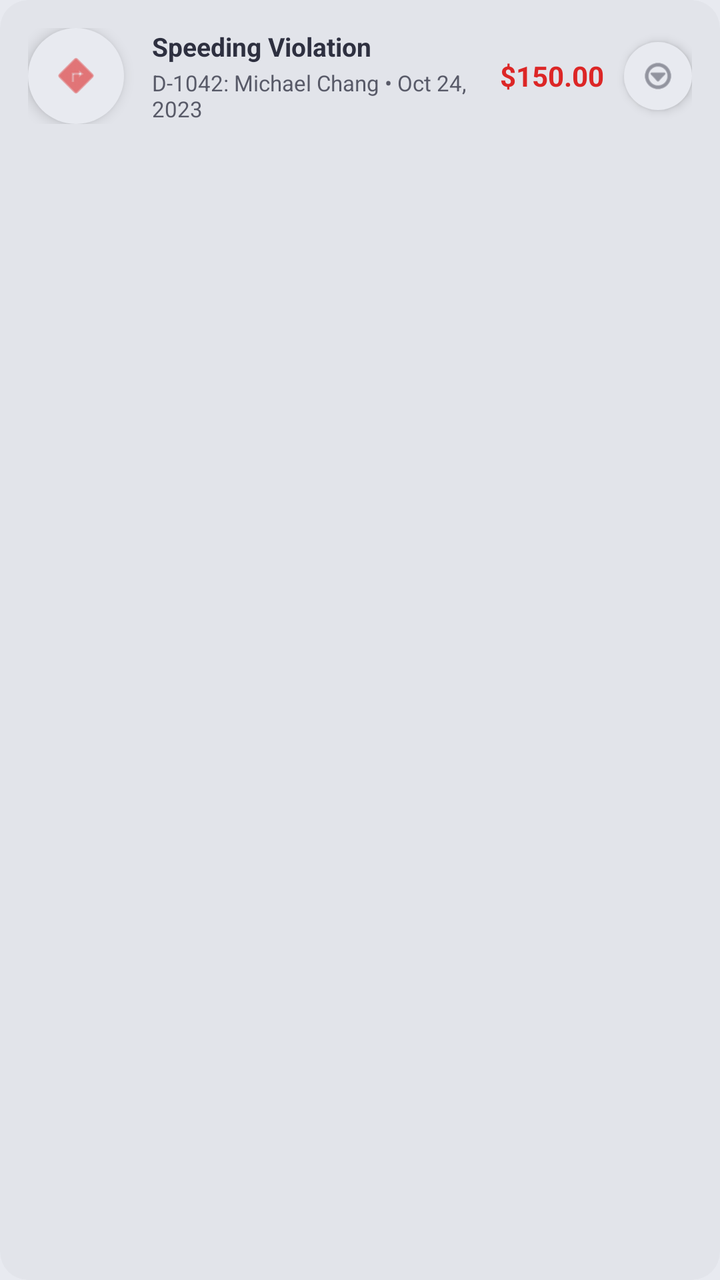
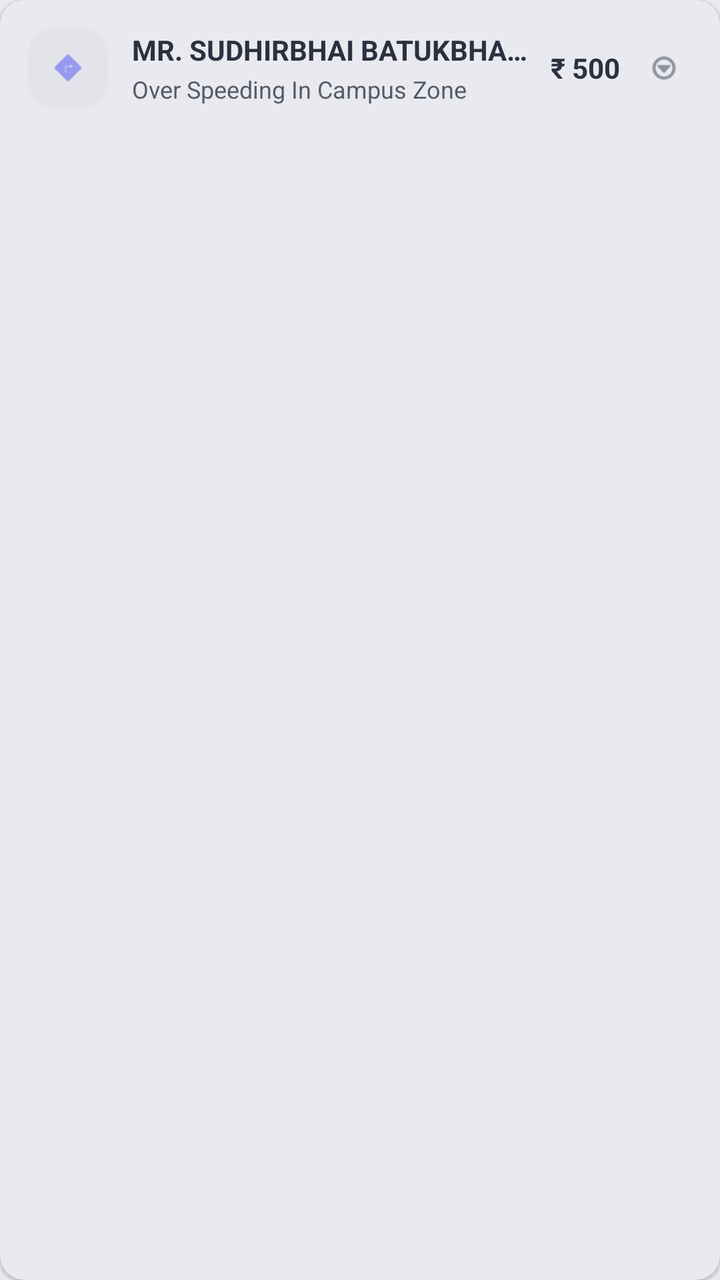

Two renders of the same Android screen: before a commit and after it. Below are the layout's source before the change and the commit's diff.
<!-- AndroidManifest.xml: application theme Theme.TransbuddyApp -->
<!-- res/layout/item_penalty.xml -->
<?xml version="1.0" encoding="utf-8"?>
<androidx.cardview.widget.CardView xmlns:android="http://schemas.android.com/apk/res/android"
    xmlns:app="http://schemas.android.com/apk/res-auto"
    android:layout_width="match_parent"
    android:layout_height="wrap_content"
    android:layout_marginBottom="12dp"
    app:cardBackgroundColor="@color/surface_container"
    app:cardCornerRadius="14dp"
    app:cardElevation="0dp">

    <LinearLayout
        android:layout_width="match_parent"
        android:layout_height="wrap_content"
        android:orientation="horizontal"
        android:gravity="center_vertical"
        android:padding="14dp">

        
        <FrameLayout
            android:id="@+id/penaltyIconContainer"
            android:layout_width="48dp"
            android:layout_height="48dp"
            android:background="@drawable/bg_neo_raised_circle"
            android:layout_marginEnd="14dp"
            android:elevation="4dp">

            <ImageView
                android:id="@+id/ivPenaltyIcon"
                android:layout_width="26dp"
                android:layout_height="26dp"
                android:layout_gravity="center"
                android:src="@android:drawable/ic_menu_directions"
                app:tint="@color/error" />
        </FrameLayout>

        
        <LinearLayout
            android:layout_width="0dp"
            android:layout_height="wrap_content"
            android:layout_weight="1"
            android:orientation="vertical">

            <TextView
                android:id="@+id/tvPenaltyTitle"
                android:layout_width="wrap_content"
                android:layout_height="wrap_content"
                android:text="Speeding Violation"
                android:textColor="@color/on_surface"
                android:textSize="13sp"
                android:textStyle="bold" />

            <TextView
                android:id="@+id/tvPenaltyDriver"
                android:layout_width="wrap_content"
                android:layout_height="wrap_content"
                android:text="D-1042: Michael Chang • Oct 24, 2023"
                android:textColor="@color/on_surface_variant"
                android:textSize="11sp"
                android:layout_marginTop="2dp" />
        </LinearLayout>

        
        <TextView
            android:id="@+id/tvPenaltyAmount"
            android:layout_width="wrap_content"
            android:layout_height="wrap_content"
            android:text="$150.00"
            android:textColor="@color/error"
            android:textSize="14sp"
            android:textStyle="bold"
            android:layout_marginEnd="10dp" />

        
        <FrameLayout
            android:id="@+id/btnPenaltyMore"
            android:layout_width="34dp"
            android:layout_height="34dp"
            android:background="@drawable/bg_neo_raised_circle"
            android:elevation="3dp"
            android:foreground="?attr/selectableItemBackgroundBorderless">

            <ImageView
                android:layout_width="18dp"
                android:layout_height="18dp"
                android:layout_gravity="center"
                android:src="@android:drawable/ic_menu_more"
                app:tint="@color/on_surface_variant" />
        </FrameLayout>
    </LinearLayout>
</androidx.cardview.widget.CardView>
<!-- resources referenced by this layout -->
<resources>
  <color name="error">#dc2626</color>
  <color name="on_surface">#2e3040</color>
  <color name="on_surface_variant">#585a68</color>
  <color name="surface_container">#e2e4ea</color>
  <!-- drawable bg_neo_raised_circle (drawable) -->
  <?xml version="1.0" encoding="utf-8"?>
  <shape xmlns:android="http://schemas.android.com/apk/res/android"
      android:shape="oval">
      <solid android:color="@color/surface" />
  </shape>
  <style name="Theme.TransbuddyApp" parent="Base.Theme.TransbuddyApp" />
  <color name="surface">#e8eaf0</color>
  <style name="Base.Theme.TransbuddyApp" parent="Theme.Material3.Light.NoActionBar">
          
          <item name="colorPrimary">@color/primary</item>
          <item name="android:windowBackground">@color/surface</item>
          <item name="android:statusBarColor">@color/surface</item>
          <item name="android:windowLightStatusBar">true</item>
      </style>
  <color name="primary">#6366f1</color>
</resources>

<!-- the commit's change to res/layout/item_penalty.xml (unified diff, before → after) -->
@@ -3,10 +3,10 @@
     xmlns:app="http://schemas.android.com/apk/res-auto"
     android:layout_width="match_parent"
     android:layout_height="wrap_content"
-    android:layout_marginBottom="12dp"
-    app:cardBackgroundColor="@color/surface_container"
-    app:cardCornerRadius="14dp"
-    app:cardElevation="0dp">
+    android:layout_marginBottom="10dp"
+    app:cardBackgroundColor="@color/surface"
+    app:cardCornerRadius="12dp"
+    app:cardElevation="1dp">
 
     <LinearLayout
         android:layout_width="match_parent"
@@ -18,19 +18,18 @@
         
         <FrameLayout
             android:id="@+id/penaltyIconContainer"
-            android:layout_width="48dp"
-            android:layout_height="48dp"
-            android:background="@drawable/bg_neo_raised_circle"
-            android:layout_marginEnd="14dp"
-            android:elevation="4dp">
+            android:layout_width="40dp"
+            android:layout_height="40dp"
+            android:background="@drawable/bg_search_bar"
+            android:layout_marginEnd="12dp">
 
             <ImageView
                 android:id="@+id/ivPenaltyIcon"
-                android:layout_width="26dp"
-                android:layout_height="26dp"
+                android:layout_width="20dp"
+                android:layout_height="20dp"
                 android:layout_gravity="center"
                 android:src="@android:drawable/ic_menu_directions"
-                app:tint="@color/error" />
+                app:tint="@color/primary" />
         </FrameLayout>
 
         
@@ -41,50 +40,60 @@
             android:orientation="vertical">
 
             <TextView
+                android:id="@+id/tvPenaltyDriver"
+                android:layout_width="wrap_content"
+                android:layout_height="wrap_content"
+                android:text="MR. SUDHIRBHAI BATUKBHAI BHUTA"
+                android:textColor="@color/on_surface"
+                android:textSize="14sp"
+                android:textStyle="bold"
+                android:maxLines="1"
+                android:ellipsize="end" />
+
+            <TextView
                 android:id="@+id/tvPenaltyTitle"
                 android:layout_width="wrap_content"
                 android:layout_height="wrap_content"
-                android:text="Speeding Violation"
-                android:textColor="@color/on_surface"
-                android:textSize="13sp"
-                android:textStyle="bold" />
-
-            <TextView
-                android:id="@+id/tvPenaltyDriver"
-                android:layout_width="wrap_content"
-                android:layout_height="wrap_content"
-                android:text="D-1042: Michael Chang • Oct 24, 2023"
+                android:text="Over Speeding In Campus Zone"
                 android:textColor="@color/on_surface_variant"
-                android:textSize="11sp"
-                android:layout_marginTop="2dp" />
+                android:textSize="12sp"
+                android:layout_marginTop="2dp"
+                android:maxLines="1"
+                android:ellipsize="end" />
         </LinearLayout>
 
         
-        <TextView
-            android:id="@+id/tvPenaltyAmount"
+        <LinearLayout
             android:layout_width="wrap_content"
             android:layout_height="wrap_content"
-            android:text="$150.00"
-            android:textColor="@color/error"
-            android:textSize="14sp"
-            android:textStyle="bold"
-            android:layout_marginEnd="10dp" />
+            android:orientation="horizontal"
+            android:gravity="center_vertical"
+            android:layout_marginStart="8dp">
 
-        
-        <FrameLayout
-            android:id="@+id/btnPenaltyMore"
-            android:layout_width="34dp"
-            android:layout_height="34dp"
-            android:background="@drawable/bg_neo_raised_circle"
-            android:elevation="3dp"
-            android:foreground="?attr/selectableItemBackgroundBorderless">
+            <TextView
+                android:id="@+id/tvPenaltyAmount"
+                android:layout_width="wrap_content"
+                android:layout_height="wrap_content"
+                android:text="₹ 500"
+                android:textColor="@color/on_surface"
+                android:textSize="14sp"
+                android:textStyle="bold"
+                android:layout_marginEnd="8dp" />
 
-            <ImageView
-                android:layout_width="18dp"
-                android:layout_height="18dp"
-                android:layout_gravity="center"
-                android:src="@android:drawable/ic_menu_more"
-                app:tint="@color/on_surface_variant" />
-        </FrameLayout>
+            <FrameLayout
+                android:id="@+id/btnPenaltyMore"
+                android:layout_width="28dp"
+                android:layout_height="28dp"
+                android:foreground="?attr/selectableItemBackgroundBorderless">
+
+                <ImageView
+                    android:layout_width="16dp"
+                    android:layout_height="16dp"
+                    android:layout_gravity="center"
+                    android:src="@android:drawable/ic_menu_more"
+                    app:tint="@color/on_surface_variant" />
+            </FrameLayout>
+        </LinearLayout>
+
     </LinearLayout>
 </androidx.cardview.widget.CardView>
<!-- resource entries referenced after the edit -->
@@ -1,17 +1,17 @@
 <!-- resources referenced by this layout -->
 <resources>
-  <color name="error">#dc2626</color>
   <color name="on_surface">#2e3040</color>
   <color name="on_surface_variant">#585a68</color>
   <color name="surface_container">#e2e4ea</color>
-  <!-- drawable bg_neo_raised_circle (drawable) -->
+  <style name="Theme.TransbuddyApp" parent="Base.Theme.TransbuddyApp" />
+  <color name="surface">#e8eaf0</color>
+  <!-- drawable bg_search_bar (drawable) -->
   <?xml version="1.0" encoding="utf-8"?>
   <shape xmlns:android="http://schemas.android.com/apk/res/android"
-      android:shape="oval">
-      <solid android:color="@color/surface" />
+      android:shape="rectangle">
+      <solid android:color="@color/surface_container" />
+      <corners android:radius="14dp" />
   </shape>
-  <style name="Theme.TransbuddyApp" parent="Base.Theme.TransbuddyApp" />
-  <color name="surface">#e8eaf0</color>
   <style name="Base.Theme.TransbuddyApp" parent="Theme.Material3.Light.NoActionBar">
           
           <item name="colorPrimary">@color/primary</item>
